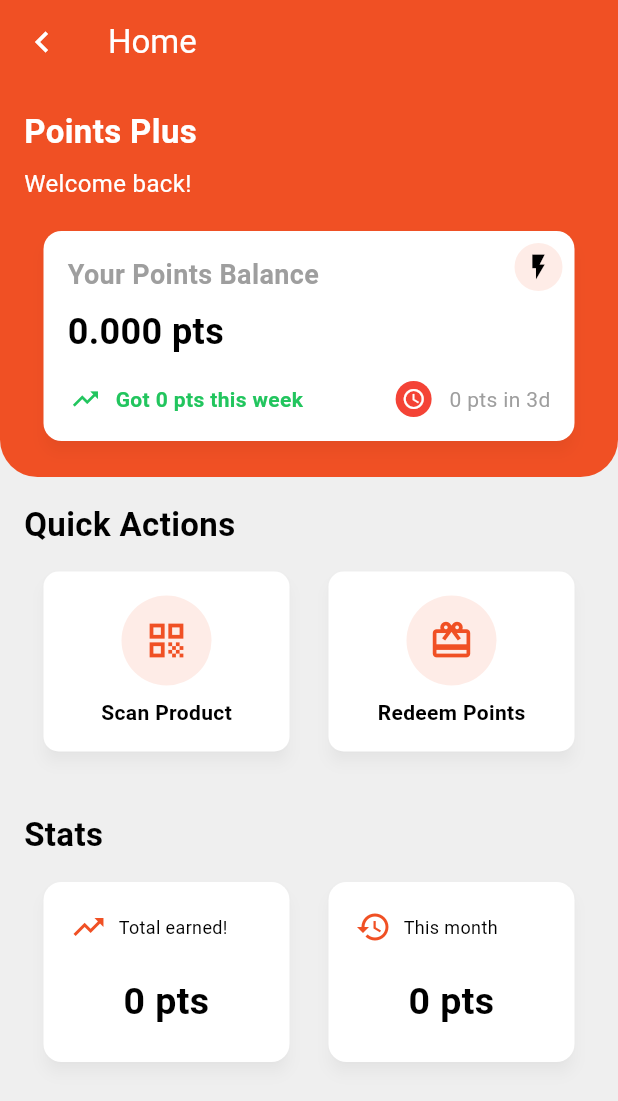
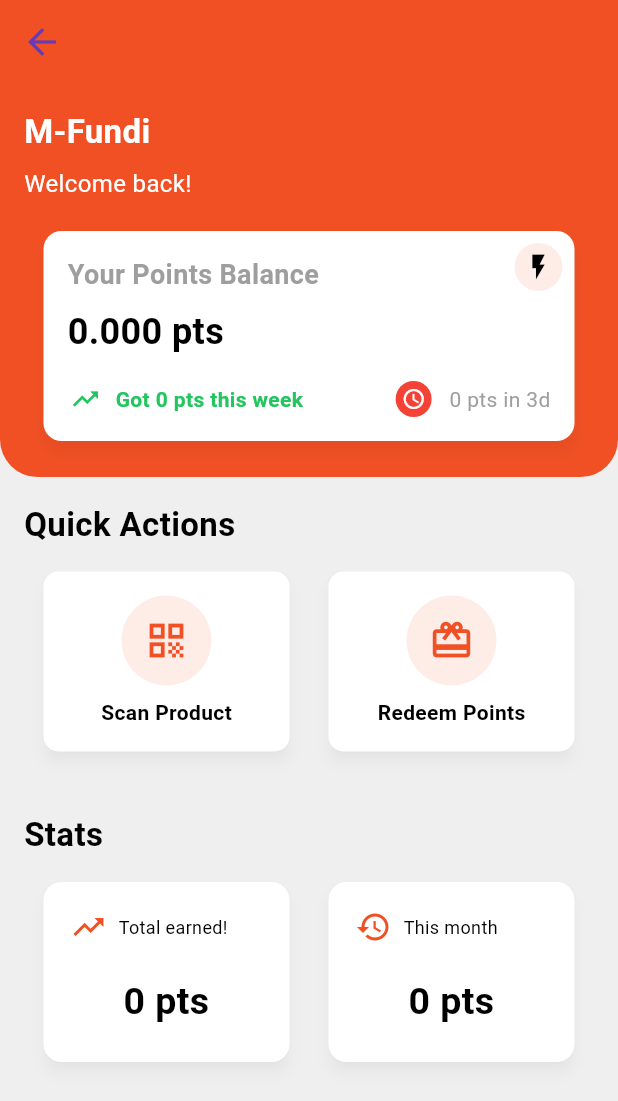
Before and after one commit to shakirsg/loyalty_program_application, a Flutter app: the HomePage screen opened directly, on a phone screen of 412 x 824 dp. Shown: the top 1101 px of the screen. Run offline on Flutter 3.47's test engine with Material 3 defaults, Android fonts, the phone set to English and light mode, and no system bars; our stand-ins replace carousel_slider, geocoding, geolocator, google_sign_in, shared_preferences; missing offline and left inert: qr_code_scanner_plus, skeleton_loader; accounts and stored records are empty.

Commit message:
rename appbar and card name

```diff
--- a/lib/src/pages/home_page.dart
+++ b/lib/src/pages/home_page.dart
@@ -48,15 +48,7 @@ class _HomePageState extends State<HomePage> {
 
     return Scaffold(
       // backgroundColor: Colors.blue,
-      appBar: AppBar(
-        leading: Navigator.of(context).canPop()
-            ? IconButton(
-                icon: Icon(Icons.chevron_left, color: Colors.white, size: 28),
-                onPressed: () => Navigator.of(context).pop(),
-              )
-            : null,
-        title: const Text('Home'),
-      ),
+      appBar: AppBar(),
       body: Stack(
         children: [
           SingleChildScrollView(
@@ -65,7 +57,7 @@ class _HomePageState extends State<HomePage> {
                 // Remove the image from here since it will be on top now
                 // Your other sections here...
                 SectionCard(
-                  title: 'Points Plus',
+                  title: 'M-Fundi',
                   titleColor: Colors.white,
                   description: 'Welcome back! $fullName',
                   descriptionColor: Colors.white,
```
